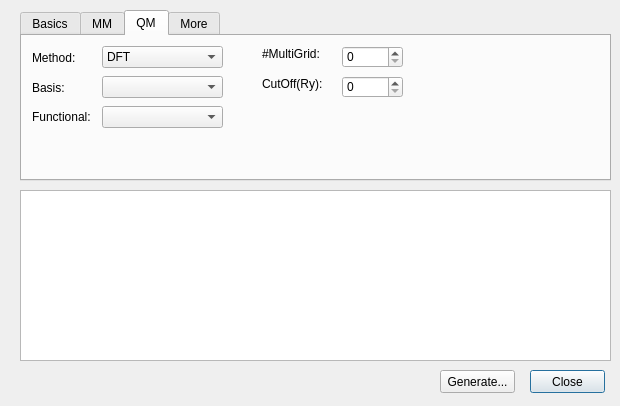
First picture: the form in cp2k/cp2kinputdialog.ui, repository brhr-iwao/libavogadro1cp2k, before the edit.
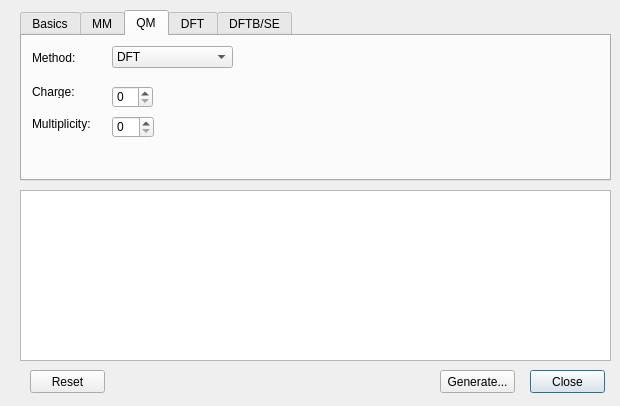
Second picture: the form after the edit. The open tabs and pages were chosen to show the change.

What changed in the file:
```diff
--- a/cp2k/cp2kinputdialog.ui
+++ b/cp2k/cp2kinputdialog.ui
@@ -238,7 +238,7 @@
     <widget class="QComboBox" name="qmMethodCombo">
      <property name="geometry">
       <rect>
-       <x>80</x>
+       <x>90</x>
        <y>10</y>
        <width>121</width>
        <height>22</height>
@@ -278,20 +278,160 @@
       <string>Method:</string>
      </property>
     </widget>
-    <widget class="QSpinBox" name="nMGridSpin">
+    <widget class="QLabel" name="chargeLabel">
      <property name="geometry">
       <rect>
-       <x>320</x>
+       <x>10</x>
+       <y>50</y>
+       <width>50</width>
+       <height>12</height>
+      </rect>
+     </property>
+     <property name="text">
+      <string>Charge:</string>
+     </property>
+    </widget>
+    <widget class="QSpinBox" name="chargeSpin">
+     <property name="geometry">
+      <rect>
+       <x>90</x>
+       <y>50</y>
+       <width>41</width>
+       <height>22</height>
+      </rect>
+     </property>
+    </widget>
+    <widget class="QLabel" name="multiplicityLabel">
+     <property name="geometry">
+      <rect>
+       <x>10</x>
+       <y>80</y>
+       <width>61</width>
+       <height>16</height>
+      </rect>
+     </property>
+     <property name="text">
+      <string>Multiplicity:</string>
+     </property>
+    </widget>
+    <widget class="QSpinBox" name="multiplicitySpin">
+     <property name="geometry">
+      <rect>
+       <x>90</x>
+       <y>80</y>
+       <width>42</width>
+       <height>22</height>
+      </rect>
+     </property>
+    </widget>
+   </widget>
+   <widget class="QWidget" name="dftTab">
+    <attribute name="title">
+     <string>DFT</string>
+    </attribute>
+    <widget class="QLabel" name="basisSetLabel">
+     <property name="geometry">
+      <rect>
+       <x>20</x>
        <y>10</y>
+       <width>50</width>
+       <height>20</height>
+      </rect>
+     </property>
+     <property name="text">
+      <string>Basis:</string>
+     </property>
+    </widget>
+    <widget class="QComboBox" name="basisSetCombo">
+     <property name="geometry">
+      <rect>
+       <x>80</x>
+       <y>10</y>
+       <width>121</width>
+       <height>22</height>
+      </rect>
+     </property>
+     <item>
+      <property name="text">
+       <string>SZV-GTH</string>
+      </property>
+     </item>
+     <item>
+      <property name="text">
+       <string>DZV-GTH</string>
+      </property>
+     </item>
+     <item>
+      <property name="text">
+       <string>DZVP-GTH</string>
+      </property>
+     </item>
+     <item>
+      <property name="text">
+       <string>TZVP-GTH</string>
+      </property>
+     </item>
+     <item>
+      <property name="text">
+       <string>TZV2P-GTH</string>
+      </property>
+     </item>
+    </widget>
+    <widget class="QLabel" name="functionalLabel">
+     <property name="geometry">
+      <rect>
+       <x>10</x>
+       <y>40</y>
        <width>61</width>
+       <height>21</height>
+      </rect>
+     </property>
+     <property name="text">
+      <string>Functional:</string>
+     </property>
+    </widget>
+    <widget class="QComboBox" name="functionalCombo">
+     <property name="geometry">
+      <rect>
+       <x>80</x>
+       <y>40</y>
+       <width>121</width>
        <height>22</height>
       </rect>
      </property>
+     <property name="toolTip">
+      <string>The name of the pseudopotential and the xc functional</string>
+     </property>
+     <item>
+      <property name="text">
+       <string>BLYP</string>
+      </property>
+     </item>
+     <item>
+      <property name="text">
+       <string>BP</string>
+      </property>
+     </item>
+     <item>
+      <property name="text">
+       <string>HTH120</string>
+      </property>
+     </item>
+     <item>
+      <property name="text">
+       <string>PADE</string>
+      </property>
+     </item>
+     <item>
+      <property name="text">
+       <string>PBE</string>
+      </property>
+     </item>
     </widget>
     <widget class="QLabel" name="nMGridLabel">
      <property name="geometry">
       <rect>
-       <x>240</x>
+       <x>230</x>
        <y>10</y>
        <width>71</width>
        <height>16</height>
@@ -301,10 +441,20 @@
       <string>#MultiGrid:</string>
      </property>
     </widget>
+    <widget class="QSpinBox" name="nMGridSpin">
+     <property name="geometry">
+      <rect>
+       <x>300</x>
+       <y>10</y>
+       <width>61</width>
+       <height>22</height>
+      </rect>
+     </property>
+    </widget>
     <widget class="QLabel" name="cutOffLabel">
      <property name="geometry">
       <rect>
-       <x>240</x>
+       <x>230</x>
        <y>40</y>
        <width>61</width>
        <height>16</height>
@@ -320,7 +470,7 @@
     <widget class="QSpinBox" name="cutOffSpin">
      <property name="geometry">
       <rect>
-       <x>320</x>
+       <x>300</x>
        <y>40</y>
        <width>61</width>
        <height>22</height>
@@ -330,56 +480,10 @@
       <string>The cutoff of the finest grid level</string>
      </property>
     </widget>
-    <widget class="QLabel" name="basisLabel">
-     <property name="geometry">
-      <rect>
-       <x>10</x>
-       <y>42</y>
-       <width>50</width>
-       <height>20</height>
-      </rect>
-     </property>
-     <property name="text">
-      <string>Basis:</string>
-     </property>
-    </widget>
-    <widget class="QComboBox" name="basisCombo">
-     <property name="geometry">
-      <rect>
-       <x>80</x>
-       <y>40</y>
-       <width>121</width>
-       <height>22</height>
-      </rect>
-     </property>
-    </widget>
-    <widget class="QLabel" name="functionalLabel">
-     <property name="geometry">
-      <rect>
-       <x>10</x>
-       <y>70</y>
-       <width>61</width>
-       <height>21</height>
-      </rect>
-     </property>
-     <property name="text">
-      <string>Functional:</string>
-     </property>
-    </widget>
-    <widget class="QComboBox" name="functionalCombo">
-     <property name="geometry">
-      <rect>
-       <x>80</x>
-       <y>70</y>
-       <width>121</width>
-       <height>22</height>
-      </rect>
-     </property>
-    </widget>
    </widget>
    <widget class="QWidget" name="moreTab">
     <attribute name="title">
-     <string>More</string>
+     <string>DFTB/SE</string>
     </attribute>
    </widget>
   </widget>
@@ -406,6 +510,19 @@
     <string>Generate...</string>
    </property>
   </widget>
+  <widget class="QPushButton" name="resetButton">
+   <property name="geometry">
+    <rect>
+     <x>30</x>
+     <y>370</y>
+     <width>75</width>
+     <height>23</height>
+    </rect>
+   </property>
+   <property name="text">
+    <string>Reset</string>
+   </property>
+  </widget>
  </widget>
  <resources/>
  <connections/>
```
Left out of the diff: 53 changed lines with no effect on the pictures.
